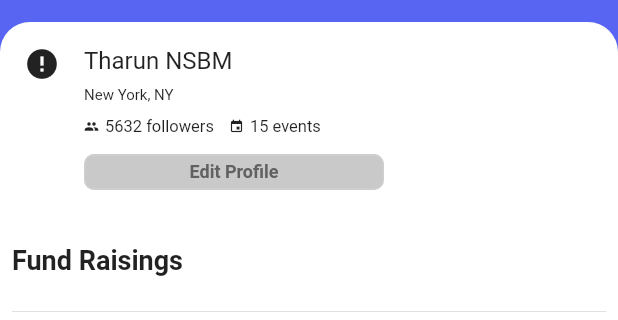
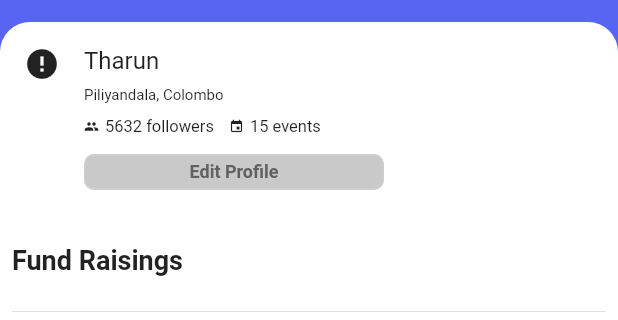
Before and after one commit to Sayuru99/Companion-Mobile-App, a Flutter app: the ProfilePage screen opened by its route, on a phone screen of 412 x 824 dp, the part 62-382 px from its top. Run offline on Flutter 3.47's test engine with Material 2 defaults, Android fonts, the phone set to English and light mode, and no system bars; drawn by our look-alikes of cached_network_image, curved_navigation_bar; our stand-ins replace dotted_border, file_picker, flutter_svg, google_fonts, image_picker, quickalert and 1 more; accounts and stored records are empty; network calls fail.

```diff
--- a/lib/common/models/posts.dart
+++ b/lib/common/models/posts.dart
@@ -1,6 +1,7 @@
 class Post {
   final int id;
   final String description;
+  final String longDes;
   final String imgUrl;
   final int userId;
   final String location;
@@ -14,6 +15,7 @@ class Post {
   Post({
     required this.id,
     required this.description,
+    required this.longDes,
     required this.imgUrl,
     required this.userId,
     required this.location,
@@ -37,6 +39,7 @@ class Post {
     return Post(
       id: json['id'],
       description: json['description'],
+      longDes: json['long_des'],
       imgUrl: json['imgUrl'],
       userId: json['userId'],
       location: json['location'],
--- a/lib/common/ui/pages/auth/login.dart
+++ b/lib/common/ui/pages/auth/login.dart
@@ -21,6 +21,7 @@ class _LoginPageState extends State<LoginPage> {
   bool passToggle = true;
   final repassController = TextEditingController();
   bool repassToggle = true;
+  bool isLoggedIn = false;
 
   void _login() {
     if (_formfield.currentState!.validate()) {
@@ -33,6 +34,9 @@ class _LoginPageState extends State<LoginPage> {
         // Login successful
         emailController.clear();
         passController.clear();
+        setState(() {
+          isLoggedIn = true;
+        });
         Navigator.push(
           context,
           MaterialPageRoute(
--- a/lib/common/ui/pages/fullPost.dart
+++ b/lib/common/ui/pages/fullPost.dart
@@ -292,10 +292,10 @@ class _FullPostState extends State<FullPost> {
               padding: const EdgeInsets.fromLTRB(16, 8, 16, 0),
               child: Column(
                 mainAxisAlignment: MainAxisAlignment.spaceBetween,
-                children: const [
+                children: [
                   Text(
-                    'Lorem Ipsum upidatat sunt aute ut adipisicing id cupidatat dolor laborum fugiat. t dewanam id el nas el sal na hinuwa pacadona dolor laborum arigat.',
-                    style: TextStyle(
+                    post.longDes,
+                    style: const TextStyle(
                       color: Colors.black,
                       fontSize: 14,
                     ),
--- a/lib/common/ui/pages/profile.dart
+++ b/lib/common/ui/pages/profile.dart
@@ -27,9 +27,9 @@ class _ProfilePageState extends State<ProfilePage> {
 
   int _pageIndex = 4;
   late final User _currentUser = User(
-    name: 'Tharun NSBM',
-    location: 'New York, NY',
-    avatar: 'https://randomuser.me/api/portraits/men/3.jpg',
+    name: 'Tharun',
+    location: 'Piliyandala, Colombo',
+    avatar: 'https://randomuser.me/api/portraits/men/1.jpg',
     followers: 5632,
     events: 15,
     email: 'sayurudealwis99@gmail.com',
```
